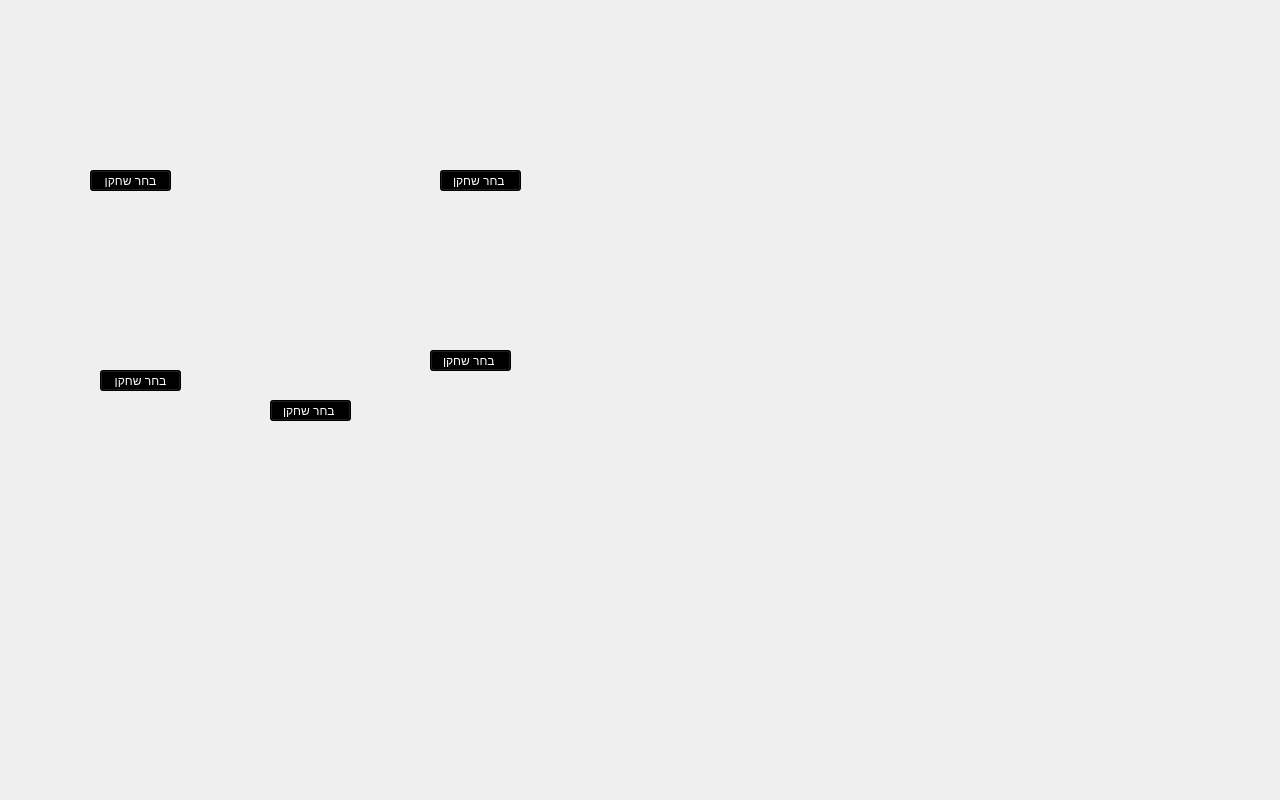
First picture: the form in BasketBallSystem/mainwindow.ui, repository ohadharel1/BasketBallSystem, before the edit.
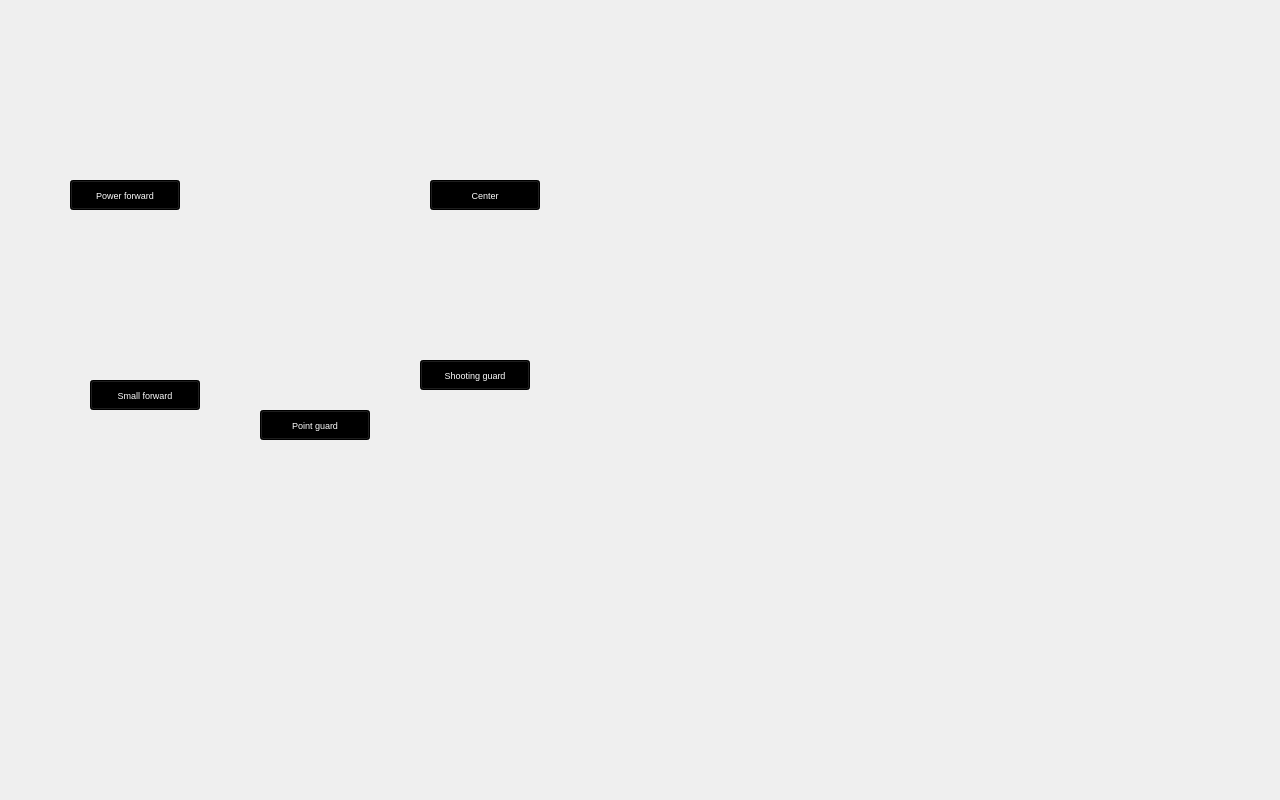
Second picture: the form after the edit. The open tabs and pages were chosen to show the change. Icons and pictures are not drawn.

Patch:
```diff
--- a/BasketBallSystem/mainwindow.ui
+++ b/BasketBallSystem/mainwindow.ui
@@ -437,19 +437,25 @@
      <widget class="QPushButton" name="MainWindowGameManagmentCortImageCB">
       <property name="geometry">
        <rect>
-        <x>440</x>
-        <y>170</y>
-        <width>81</width>
-        <height>21</height>
+        <x>430</x>
+        <y>180</y>
+        <width>110</width>
+        <height>30</height>
        </rect>
       </property>
+      <property name="font">
+       <font>
+        <family>Arial</family>
+        <pointsize>7</pointsize>
+       </font>
+      </property>
       <property name="styleSheet">
        <string notr="true">color: rgb(0, 0, 0);
 color: rgb(255, 255, 255);
 background-color: rgb(0, 0, 0);</string>
       </property>
       <property name="text">
-       <string>בחר שחקן </string>
+       <string>Center</string>
       </property>
      </widget>
      <widget class="QStackedWidget" name="MainWindowGameManagmentCortImageC">
@@ -475,18 +481,24 @@
      <widget class="QPushButton" name="MainWindowGameManagmentCortImageSFB">
       <property name="geometry">
        <rect>
-        <x>430</x>
-        <y>350</y>
-        <width>81</width>
-        <height>21</height>
+        <x>420</x>
+        <y>360</y>
+        <width>110</width>
+        <height>30</height>
        </rect>
       </property>
+      <property name="font">
+       <font>
+        <family>Arial</family>
+        <pointsize>7</pointsize>
+       </font>
+      </property>
       <property name="styleSheet">
        <string notr="true">background-color: rgb(0, 0, 0);
 color: rgb(255, 255, 255);</string>
       </property>
       <property name="text">
-       <string>בחר שחקן </string>
+       <string>Shooting guard</string>
       </property>
      </widget>
      <widget class="QStackedWidget" name="MainWindowGameManagmentCortImagePG">
@@ -502,18 +514,24 @@
      <widget class="QPushButton" name="MainWindowGameManagmentCortImagePGB">
       <property name="geometry">
        <rect>
-        <x>270</x>
-        <y>400</y>
-        <width>81</width>
-        <height>21</height>
+        <x>260</x>
+        <y>410</y>
+        <width>110</width>
+        <height>30</height>
        </rect>
       </property>
+      <property name="font">
+       <font>
+        <family>Arial</family>
+        <pointsize>7</pointsize>
+       </font>
+      </property>
       <property name="styleSheet">
        <string notr="true">background-color: rgb(0, 0, 0);
 color: rgb(255, 255, 255);</string>
       </property>
       <property name="text">
-       <string>בחר שחקן </string>
+       <string>Point guard</string>
       </property>
      </widget>
      <widget class="QStackedWidget" name="MainWindowGameManagmentCortImageSG">
@@ -529,18 +547,24 @@
      <widget class="QPushButton" name="MainWindowGameManagmentCortImageSGB">
       <property name="geometry">
        <rect>
-        <x>100</x>
-        <y>370</y>
-        <width>81</width>
-        <height>21</height>
+        <x>90</x>
+        <y>380</y>
+        <width>110</width>
+        <height>30</height>
        </rect>
       </property>
+      <property name="font">
+       <font>
+        <family>Arial</family>
+        <pointsize>7</pointsize>
+       </font>
+      </property>
       <property name="styleSheet">
        <string notr="true">background-color: rgb(0, 0, 0);
 color: rgb(255, 255, 255);</string>
       </property>
       <property name="text">
-       <string>בחר שחקן</string>
+       <string>Small forward</string>
       </property>
      </widget>
      <widget class="QStackedWidget" name="MainWindowGameManagmentCortImagePF">
@@ -556,18 +580,24 @@
      <widget class="QPushButton" name="MainWindowGameManagmentCortImagePFB">
       <property name="geometry">
        <rect>
-        <x>90</x>
-        <y>170</y>
-        <width>81</width>
-        <height>21</height>
+        <x>70</x>
+        <y>180</y>
+        <width>110</width>
+        <height>30</height>
        </rect>
       </property>
+      <property name="font">
+       <font>
+        <family>Arial</family>
+        <pointsize>7</pointsize>
+       </font>
+      </property>
       <property name="styleSheet">
        <string notr="true">background-color: rgb(0, 0, 0);
 color: rgb(255, 255, 255);</string>
       </property>
       <property name="text">
-       <string>בחר שחקן</string>
+       <string>Power forward</string>
       </property>
      </widget>
      <widget class="QLabel" name="MainWindowGameManagmentAnimation">
```
Left out of the diff: 72 changed lines with no effect on the pictures.
